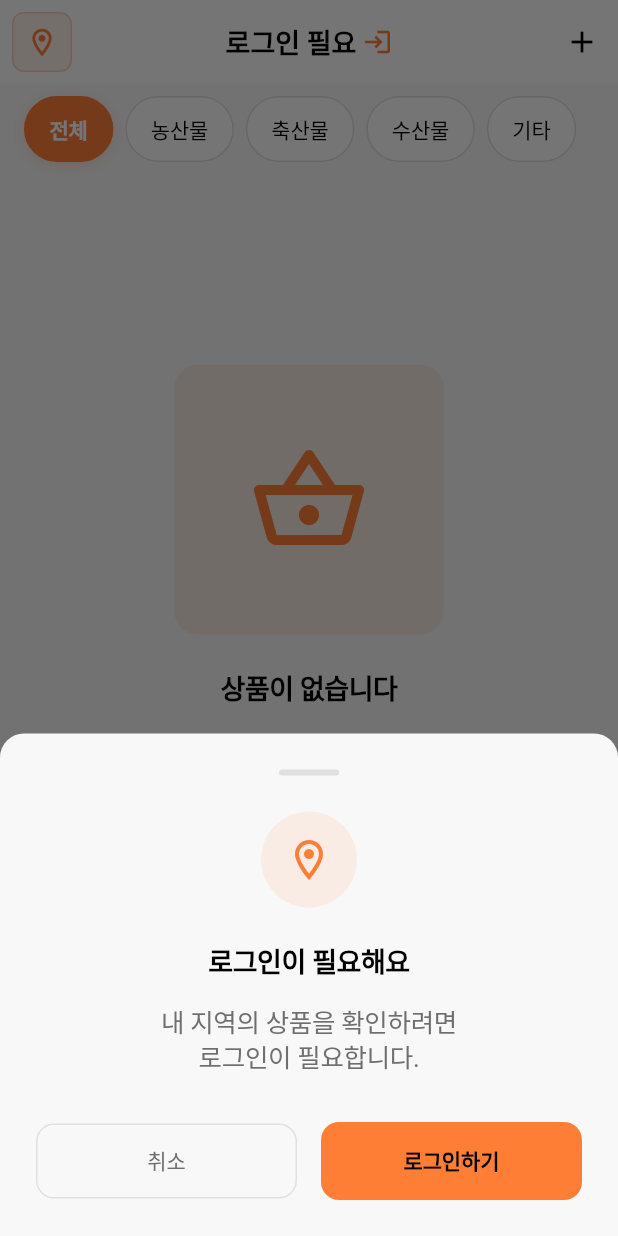
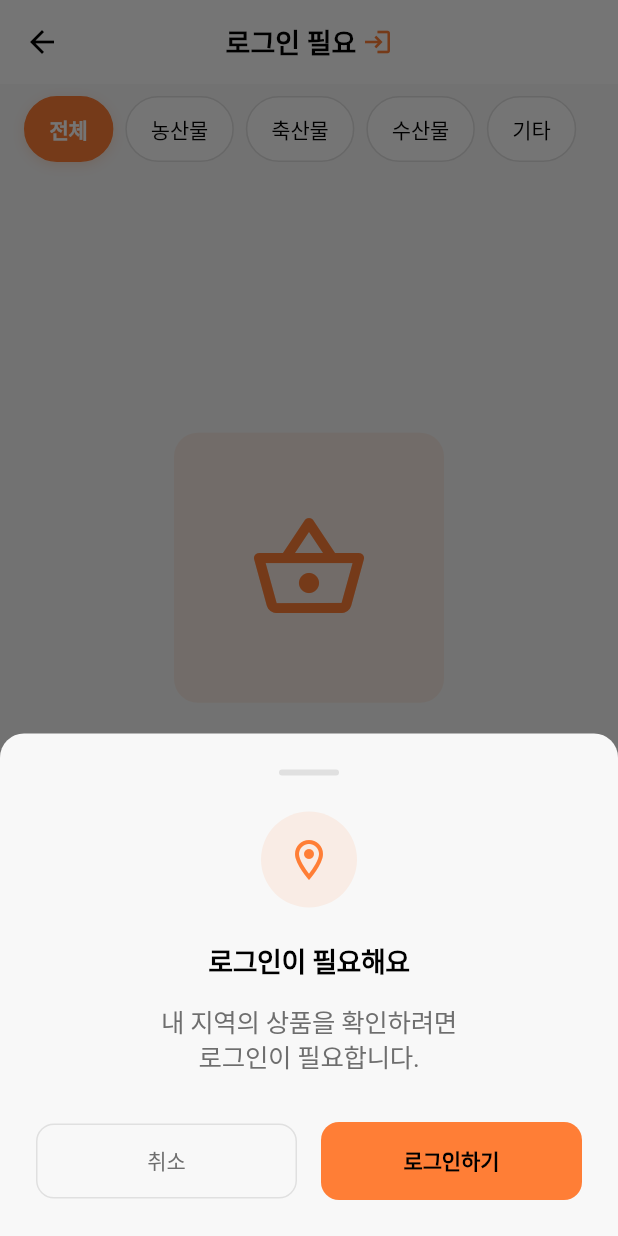
Before and after one commit to cherryberryyogurt/watchman-app-pjh, a Flutter app: the ProductListScreen screen opened by its route, on a phone screen of 412 x 824 dp. Run offline on Flutter 3.47's test engine with Material 3 defaults, Android fonts, the phone set to English and light mode, and no system bars; our stand-ins replace cached_network_image, cloud_firestore, dots_indicator, equatable, firebase_auth, firebase_core and 8 more; missing offline and left inert: firebase_app_check; accounts and stored records are empty; generated files the repository leaves out were written again; Roboto replaces fonts that are missing (Pretendard); project files that could hold a hidden picture were left out.

Commit message:
더미 데이터 추가 버튼 제거

```diff
--- a/lib/features/products/screens/product_list_screen.dart
+++ b/lib/features/products/screens/product_list_screen.dart
@@ -17,8 +17,6 @@ class ProductListScreen extends ConsumerStatefulWidget {
 }
 
 class _ProductListScreenState extends ConsumerState<ProductListScreen> {
-  bool _isLocationTagAddLoading = false;
-
   @override
   void initState() {
     super.initState();
@@ -67,75 +65,6 @@ class _ProductListScreenState extends ConsumerState<ProductListScreen> {
             backgroundColor: ColorPalette.error,
           ),
         );
-      }
-    }
-  }
-
-  void _addDummyProducts() async {
-    try {
-      await ref.read(productProvider.notifier).addDummyProducts();
-      if (mounted) {
-        ScaffoldMessenger.of(context).showSnackBar(
-          const SnackBar(
-            content: Text('더미 상품이 추가되었습니다.'),
-            backgroundColor: ColorPalette.success,
-          ),
-        );
-      }
-    } catch (e) {
-      if (mounted) {
-        ScaffoldMessenger.of(context).showSnackBar(
-          SnackBar(
-            content: Text('더미 상품 추가 중 오류가 발생했습니다: $e'),
-            backgroundColor: ColorPalette.error,
-          ),
-        );
-      }
-    }
-  }
-
-  // 🏷️ LocationTag 더미 데이터 추가 기능
-  // Firestore의 locationTag 컬렉션에 5개 지역 데이터를 추가합니다:
-  // - 강남동 (gangnam_dong)
-  // - 서초동 (seocho_dong)
-  // - 송파동 (songpa_dong)
-  // - 영등포동 (yeongdeungpo_dong)
-  // - 강서동 (gangseo_dong)
-  void _addDummyLocationTags() async {
-    if (_isLocationTagAddLoading) return;
-
-    setState(() {
-      _isLocationTagAddLoading = true;
-    });
-
-    try {
-      final locationTagRepository = ref.read(locationTagRepositoryProvider);
-      await locationTagRepository.addDummyLocationTags();
-
-      if (mounted) {
-        ScaffoldMessenger.of(context).showSnackBar(
-          const SnackBar(
-            content: Text('🏷️ LocationTag 더미 데이터가 추가되었습니다!\n옥수동, 후암동, 역삼동'),
-            backgroundColor: ColorPalette.success,
-            duration: Duration(seconds: 4),
-          ),
-        );
-      }
-    } catch (e) {
-      if (mounted) {
-        ScaffoldMessenger.of(context).showSnackBar(
-          SnackBar(
-            content: Text('LocationTag 추가 중 오류가 발생했습니다: $e'),
-            backgroundColor: ColorPalette.error,
-            duration: Duration(seconds: 3),
-          ),
-        );
-      }
-    } finally {
-      if (mounted) {
-        setState(() {
-          _isLocationTagAddLoading = false;
-        });
       }
     }
   }
@@ -437,7 +366,7 @@ class _ProductListScreenState extends ConsumerState<ProductListScreen> {
               padding:
                   const EdgeInsets.symmetric(horizontal: Dimensions.paddingLg),
               child: Text(
-                '현재 선택하신 지역에 $categoryName이 없습니다.\n다른 카테고리를 선택하거나 새로운 상품을 추가해보세요.',
+                '현재 선택하신 지역에 $categoryName이 없습니다.\n다른 카테고리를 선택해보세요.',
                 style: TextStyles.bodyLarge.copyWith(
                   color: Theme.of(context).brightness == Brightness.dark
                       ? ColorPalette.textSecondaryDark
@@ -447,23 +376,6 @@ class _ProductListScreenState extends ConsumerState<ProductListScreen> {
               ),
             ),
             const SizedBox(height: Dimensions.spacingLg),
-
-            // 액션 버튼
-            ElevatedButton.icon(
-              onPressed: _addDummyProducts,
-              icon: const Icon(Icons.add),
-              label: const Text('더미 상품 추가하기'),
-              style: ElevatedButton.styleFrom(
-                padding: const EdgeInsets.symmetric(
-                  horizontal: Dimensions.paddingLg,
-                  vertical: Dimensions.padding,
-                ),
-                shape: RoundedRectangleBorder(
-                  borderRadius: BorderRadius.circular(Dimensions.radiusMd),
-                ),
-              ),
-            ),
-            const SizedBox(height: Dimensions.spacingMd),
 
             // 새로고침 버튼
             TextButton.icon(
@@ -487,46 +399,9 @@ class _ProductListScreenState extends ConsumerState<ProductListScreen> {
   Widget build(BuildContext context) {
     final productState = ref.watch(productProvider);
     final isLoading = productState.status == ProductLoadStatus.loading;
-    final isDummyLoading = productState.isDummyAddLoading;
 
     return Scaffold(
       appBar: AppBar(
-        leading: Padding(
-          padding: const EdgeInsets.all(8.0),
-          child: Container(
-            decoration: BoxDecoration(
-              color: ColorPalette.primary.withValues(alpha: 0.1),
-              borderRadius: BorderRadius.circular(8),
-              border: Border.all(
-                color: ColorPalette.primary.withValues(alpha: 0.3),
-                width: 1,
-              ),
-            ),
-            child: IconButton(
-              icon: _isLocationTagAddLoading
-                  ? SizedBox(
-                      width: 20,
-                      height: 20,
-                      child: CircularProgressIndicator(
-                        strokeWidth: 2,
-                        color: ColorPalette.primary,
-                      ),
-                    )
-                  : Icon(
-                      Icons.location_on_outlined,
-                      color: ColorPalette.primary,
-                      size: 22,
-                    ),
-              onPressed:
-                  _isLocationTagAddLoading ? null : _addDummyLocationTags,
-              tooltip: '🏷️ LocationTag 더미 데이터 추가\n(옥수동, 후암동, 역삼동)',
-              style: IconButton.styleFrom(
-                padding: EdgeInsets.zero,
-                minimumSize: const Size(40, 40),
-              ),
-            ),
-          ),
-        ),
         title: Consumer(
           builder: (context, ref, child) {
             final authState = ref.watch(authProvider);
@@ -561,22 +436,6 @@ class _ProductListScreenState extends ConsumerState<ProductListScreen> {
           },
         ),
         centerTitle: true,
-        actions: [
-          IconButton(
-            icon: isDummyLoading
-                ? const SizedBox(
-                    width: 20,
-                    height: 20,
-                    child: CircularProgressIndicator(
-                      strokeWidth: 2,
-                      color: Colors.white,
-                    ),
-                  )
-                : const Icon(Icons.add),
-            onPressed: isDummyLoading ? null : _addDummyProducts,
-            tooltip: '더미 상품 추가',
-          ),
-        ],
       ),
       body: RefreshIndicator(
         onRefresh: _loadProducts,
```
